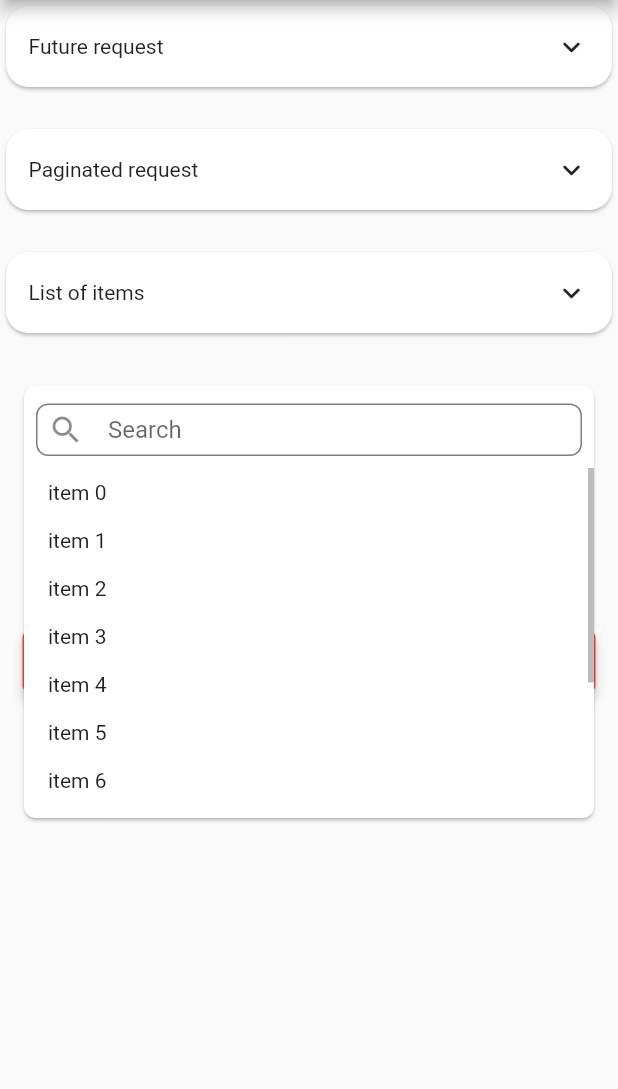
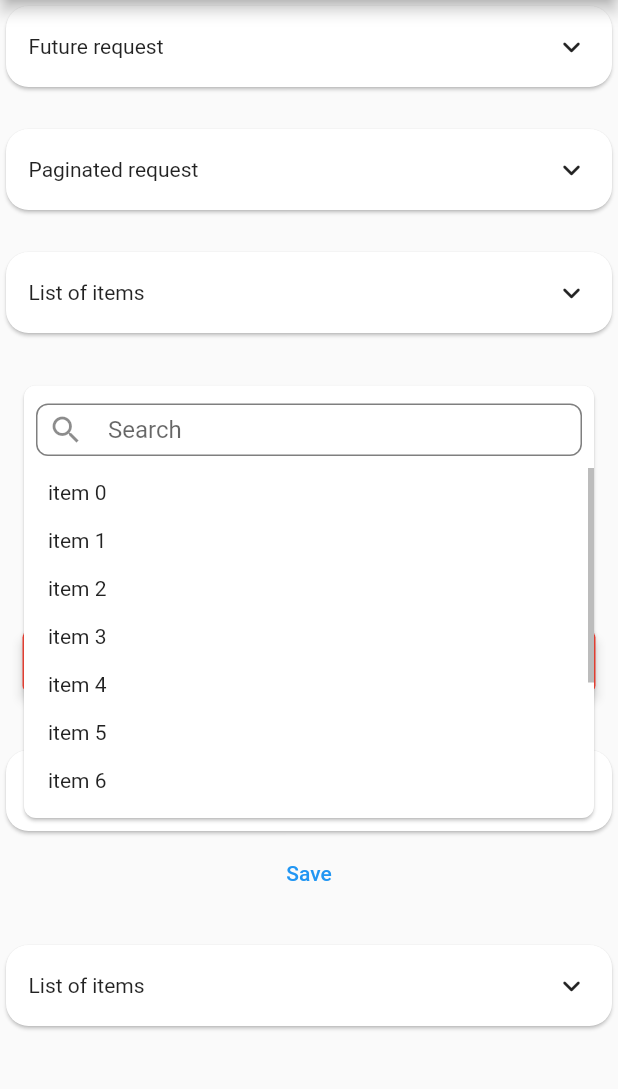
Before and after one commit to mdikcinar/searchable_dropdown, a Flutter app: the screen it shows after launch, after a tap on "List of items", on a phone screen of 412 x 824 dp, the part 84-1173 px from its top. Run offline on Flutter 3.47's test engine with Material 2 defaults, Android fonts, the phone set to English and light mode, and no system bars; our stand-ins replace dio.

Commit message:
refactor: code refactor

```diff
--- a/example/lib/main.dart
+++ b/example/lib/main.dart
@@ -25,7 +25,7 @@ class _MyAppState extends State<MyApp> {
         appBar: AppBar(
           title: const Text('Searchable Dropdown Example'),
         ),
-        body: Column(
+        body: ListView(
           children: [
             Card(
               shape: RoundedRectangleBorder(borderRadius: BorderRadius.circular(15.0)),
@@ -102,6 +102,19 @@ class _MyAppState extends State<MyApp> {
                 },
               ),
             ),
+            const SizedBox(height: 20),
+            Card(
+              shape: RoundedRectangleBorder(borderRadius: BorderRadius.circular(15.0)),
+              child: SearchableDropdown<int>(
+                hintText: const Text('List of items'),
+                margin: const EdgeInsets.all(15),
+                items: List.generate(
+                    10, (i) => SearchableDropdownMenuItem(value: i, label: 'item $i', child: Text('item $i'))),
+                onChanged: (int? value) {
+                  debugPrint('$value');
+                },
+              ),
+            ),
             TextButton(
               onPressed: () {
                 if (formKey.currentState?.validate() ?? false) {
@@ -109,6 +122,19 @@ class _MyAppState extends State<MyApp> {
                 }
               },
               child: const Text('Save'),
+            ),
+            const SizedBox(height: 20),
+            Card(
+              shape: RoundedRectangleBorder(borderRadius: BorderRadius.circular(15.0)),
+              child: SearchableDropdown<int>(
+                hintText: const Text('List of items'),
+                margin: const EdgeInsets.all(15),
+                items: List.generate(
+                    10, (i) => SearchableDropdownMenuItem(value: i, label: 'item $i', child: Text('item $i'))),
+                onChanged: (int? value) {
+                  debugPrint('$value');
+                },
+              ),
             ),
           ],
         ),
--- a/lib/src/searchable_dropdown.dart
+++ b/lib/src/searchable_dropdown.dart
@@ -298,16 +298,19 @@ class _DropDown<T> extends StatelessWidget {
     var isReversed = false;
     final deviceHeight = context.deviceHeight;
     final dropdownGlobalPointBounds = controller.key.globalPaintBounds;
-    final positionFromBottom =
+    final alertDialogMaxHeight = dropDownMaxHeight ?? deviceHeight * 0.35;
+    const dialogOffset = 35; //Dialog offset from dropdown
+
+    final dropdownPositionFromBottom =
         dropdownGlobalPointBounds != null ? deviceHeight - dropdownGlobalPointBounds.bottom : null;
-    final alertDialogMaxHeight = dropDownMaxHeight ?? deviceHeight * 0.35;
-    var dialogPositionFromBottom = positionFromBottom != null ? positionFromBottom - alertDialogMaxHeight : null;
-    const dialogOffset = 35; //Dialog offset from dropdown
+    var dialogPositionFromBottom =
+        dropdownPositionFromBottom != null ? dropdownPositionFromBottom - alertDialogMaxHeight : null;
     if (dialogPositionFromBottom != null) {
       //If dialog couldn't fit the screen, reverse it
       if (dialogPositionFromBottom <= 0) {
         isReversed = true;
-        dialogPositionFromBottom += alertDialogMaxHeight + controller.key.globalPaintBounds!.height + dialogOffset;
+        final dropdownHeight = dropdownGlobalPointBounds?.height ?? 54;
+        dialogPositionFromBottom += alertDialogMaxHeight + dropdownHeight - dialogOffset;
       } else {
         dialogPositionFromBottom -= dialogOffset;
       }
```
